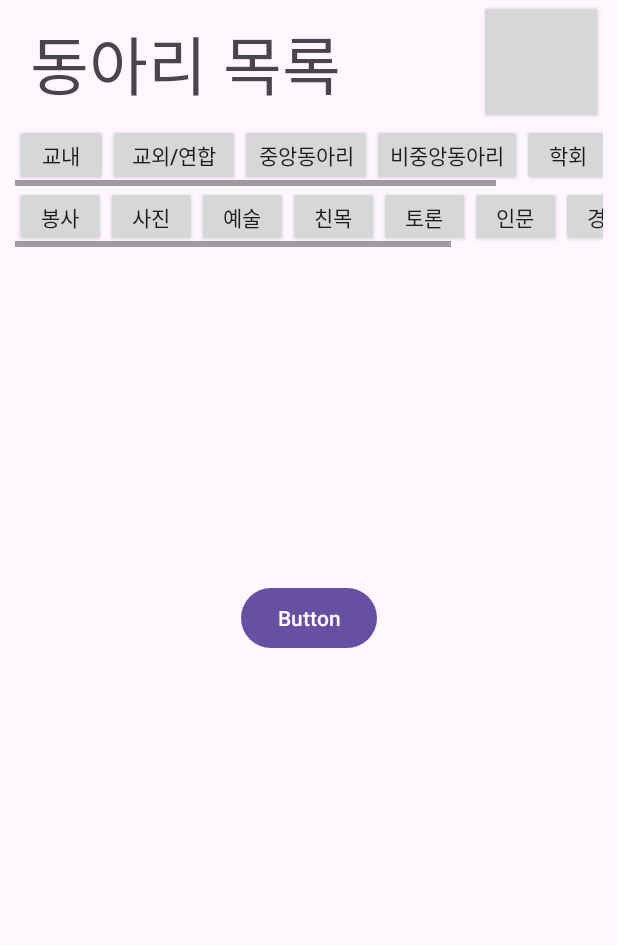
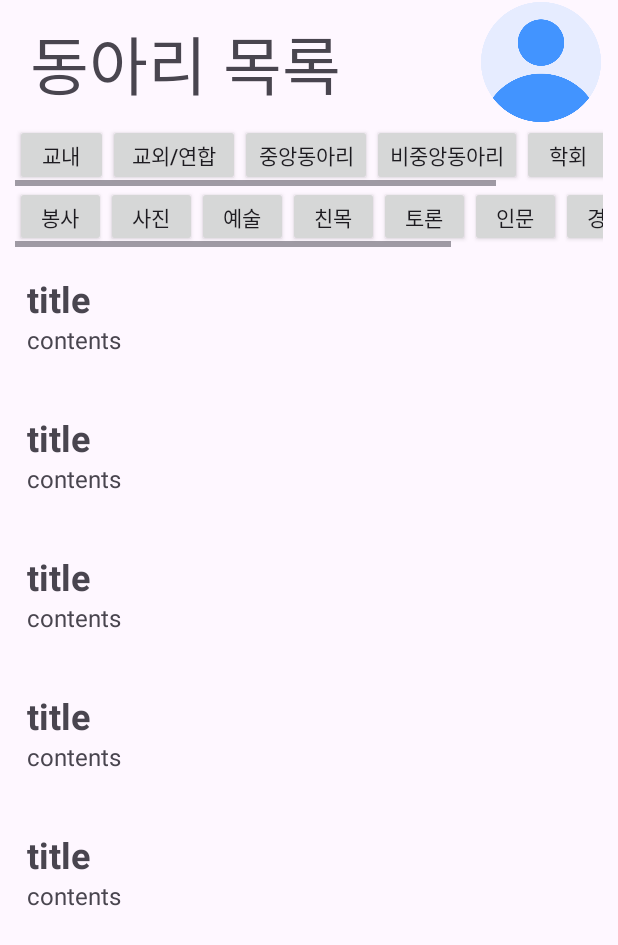
Before and after one commit to HUFS-ICE-22/DevOppa_CLUBBER, an Android app: the BoardActivity screen opened directly, with no data from a screen before it, on a phone screen of 412 x 824 dp. Shown: the top 945 px of the screen. Run offline under Robolectric (Android 15) with nearby library versions, the phone set to English and light mode, and no system bars.

Commit message:
동아리 목록 activity 데이터베이스 제외 구현

```diff
--- /dev/null
+++ b/app/src/main/java/com/example/hackathon/Board.java
@@ -0,0 +1,48 @@
+package com.example.hackathon;
+
+public class Board {
+
+    private String title;
+    private String contents;
+    private String time;
+    private String writer;
+
+    public Board(String title, String contents, String time, int i, int i1) {
+        setTitle(title);
+        setContents(contents);
+        setTime(time);
+    }
+
+
+    public String getTitle() {
+        return title;
+    }
+
+    public void setTitle(String title) {
+        this.title = title;
+    }
+
+    public String getContents() {
+        return contents;
+    }
+
+    public void setContents(String contents) {
+        this.contents = contents;
+    }
+
+    public String getTime() {
+        return time;
+    }
+
+    public void setTime(String time) {
+        this.time = time;
+    }
+
+    public String getWriter() {
+        return writer;
+    }
+
+    public void setWriter(String writer) {
+        this.writer = writer;
+    }
+}
--- a/app/src/main/java/com/example/hackathon/BoardActivity.java
+++ b/app/src/main/java/com/example/hackathon/BoardActivity.java
@@ -1,11 +1,16 @@
 package com.example.hackathon;
 
 import androidx.appcompat.app.AppCompatActivity;
+import androidx.recyclerview.widget.LinearLayoutManager;
+import androidx.recyclerview.widget.RecyclerView;
 
 import android.content.Intent;
 import android.os.Bundle;
 import android.view.View;
 import android.widget.Button;
+
+import java.util.ArrayList;
+import java.util.List;
 
 public class BoardActivity extends AppCompatActivity {
 
@@ -15,5 +20,18 @@ public class BoardActivity extends AppCompatActivity {
         setContentView(R.layout.activity_board);
 
 
+        RecyclerView mPostRecyclerView = findViewById(R.id.recyclerView);
+        List<Board> mDatas = new ArrayList<>(); // 샘플 데이터 추가
+        mDatas.add(new Board("title","contents","time",20,10));
+        mDatas.add(new Board("title","contents","time",20,10));
+        mDatas.add(new Board("title","contents","time",20,10));
+        mDatas.add(new Board("title","contents","time",20,10));
+        mDatas.add(new Board("title","contents","time",20,10));
+
+        // Adapter, LayoutManager 연결
+        BoardAdapter mAdpater = new BoardAdapter(mDatas);
+        mPostRecyclerView.setAdapter(mAdpater);
+        mPostRecyclerView.setLayoutManager(new LinearLayoutManager(this));
+
     }
 }
--- /dev/null
+++ b/app/src/main/java/com/example/hackathon/BoardAdapter.java
@@ -0,0 +1,53 @@
+package com.example.hackathon;
+
+import android.view.LayoutInflater;
+import android.view.View;
+import android.view.ViewGroup;
+import android.widget.TextView;
+
+import androidx.annotation.NonNull;
+import androidx.recyclerview.widget.RecyclerView;
+
+import java.util.List;
+
+public class BoardAdapter extends RecyclerView.Adapter<BoardAdapter.BoardViewHolder> {
+    // 해당 어댑터의 ViewHolder를 상속받는다.
+    private List<Board> datas;
+
+    public BoardAdapter(List<Board> datas) {
+        this.datas = datas;
+    }
+
+    @Override
+    public BoardViewHolder onCreateViewHolder(@NonNull ViewGroup parent, int viewType) {
+        // ViewHodler 객체를 생성 후 리턴한다.
+        return new BoardViewHolder(LayoutInflater.from(parent.getContext()).inflate(R.layout.item_board, parent, false));
+    }
+
+    @Override
+    public void onBindViewHolder(@NonNull BoardViewHolder holder, int position) {
+        // ViewHolder 가 재활용 될 때 사용되는 메소드
+        Board data = datas.get(position);
+        holder.title.setText(data.getTitle());
+        holder.contents.setText(data.getContents());
+    }
+
+    @Override
+    public int getItemCount() {
+        return datas.size(); // 전체 데이터의 개수 조회
+    }
+
+    // 아이템 뷰를 저장하는 클래스
+    public class BoardViewHolder extends RecyclerView.ViewHolder {
+        // ViewHolder 에 필요한 데이터들을 적음.
+        private TextView title;
+        private TextView contents;
+
+        public BoardViewHolder(@NonNull View itemView) {
+            super(itemView);
+            // 아이템 뷰에 필요한 View
+            title = itemView.findViewById(R.id.item_board_title);
+            contents = itemView.findViewById(R.id.item_board_content);
+        }
+    }
+}
--- a/app/src/main/res/layout/activity_board.xml
+++ b/app/src/main/res/layout/activity_board.xml
@@ -5,16 +5,6 @@
     android:layout_width="match_parent"
     android:layout_height="match_parent"
     tools:context=".BoardActivity">
-
-    <Button
-        android:id="@+id/button_go_sign"
-        android:layout_width="wrap_content"
-        android:layout_height="wrap_content"
-        android:text="Button"
-        app:layout_constraintBottom_toBottomOf="parent"
-        app:layout_constraintEnd_toEndOf="parent"
-        app:layout_constraintStart_toStartOf="parent"
-        app:layout_constraintTop_toTopOf="parent" />
 
     <androidx.constraintlayout.widget.ConstraintLayout
         android:id="@+id/statusbar"
@@ -42,8 +32,11 @@
             android:layout_width="0dp"
             android:layout_height="match_parent"
 
+            android:padding="20dp"
+
+            android:background="@drawable/user"
+
             app:layout_constraintDimensionRatio="1"
-
 
             app:layout_constraintRight_toRightOf="parent"/>
 
@@ -298,6 +291,7 @@
     </androidx.constraintlayout.widget.ConstraintLayout>
 
     <androidx.recyclerview.widget.RecyclerView
+        android:id="@+id/recyclerView"
         android:layout_width="match_parent"
         android:layout_height="wrap_content"
 
@@ -307,6 +301,4 @@
 
     </androidx.recyclerview.widget.RecyclerView>
 
-
->>>>>>>>> Temporary merge branch 2
 </androidx.constraintlayout.widget.ConstraintLayout>
--- /dev/null
+++ b/app/src/main/res/layout/item_board.xml
@@ -0,0 +1,58 @@
+<?xml version="1.0" encoding="utf-8"?>
+<LinearLayout xmlns:android="http://schemas.android.com/apk/res/android"
+    xmlns:tools="http://schemas.android.com/tools"
+    android:orientation="vertical"
+    android:layout_width="match_parent"
+    android:layout_height="wrap_content"
+    android:id="@+id/item_board">
+
+    <TextView
+        android:id="@+id/item_board_title"
+        android:layout_width="match_parent"
+        android:layout_height="wrap_content"
+        android:layout_marginTop="8sp"
+        android:layout_marginLeft="8sp"
+        android:textSize="24sp"
+        android:textStyle="bold"
+        tools:text="TITLE" />
+
+    <TextView
+        android:id="@+id/item_board_content"
+        android:layout_width="match_parent"
+        android:layout_height="wrap_content"
+        android:textSize="16sp"
+        android:layout_marginLeft="8sp"
+        android:maxLines="1"
+        android:ellipsize="end"
+        tools:text="Contents" />
+
+    <LinearLayout
+        android:layout_width="wrap_content"
+        android:layout_height="wrap_content"
+        android:layout_marginBottom="8sp"
+        android:orientation="horizontal">
+
+        <TextView
+            android:id="@+id/item_board_time"
+            android:layout_width="match_parent"
+            android:layout_height="wrap_content"
+            android:layout_marginLeft="8dp"
+            android:textSize="16sp"
+            tools:text="Time" />
+
+        <TextView
+            android:id="@+id/item_board_writer"
+            android:layout_width="wrap_content"
+            android:layout_height="wrap_content"
+            android:layout_marginLeft="8dp"
+            android:textSize="16sp"
+            tools:text="Writer" />
+
+        <View
+            android:layout_width="0dp"
+            android:layout_height="0dp"
+            android:layout_weight="1" />
+
+    </LinearLayout>
+
+</LinearLayout>
```
Also changed, not shown: app/src/main/res/drawable/user.png (added).
